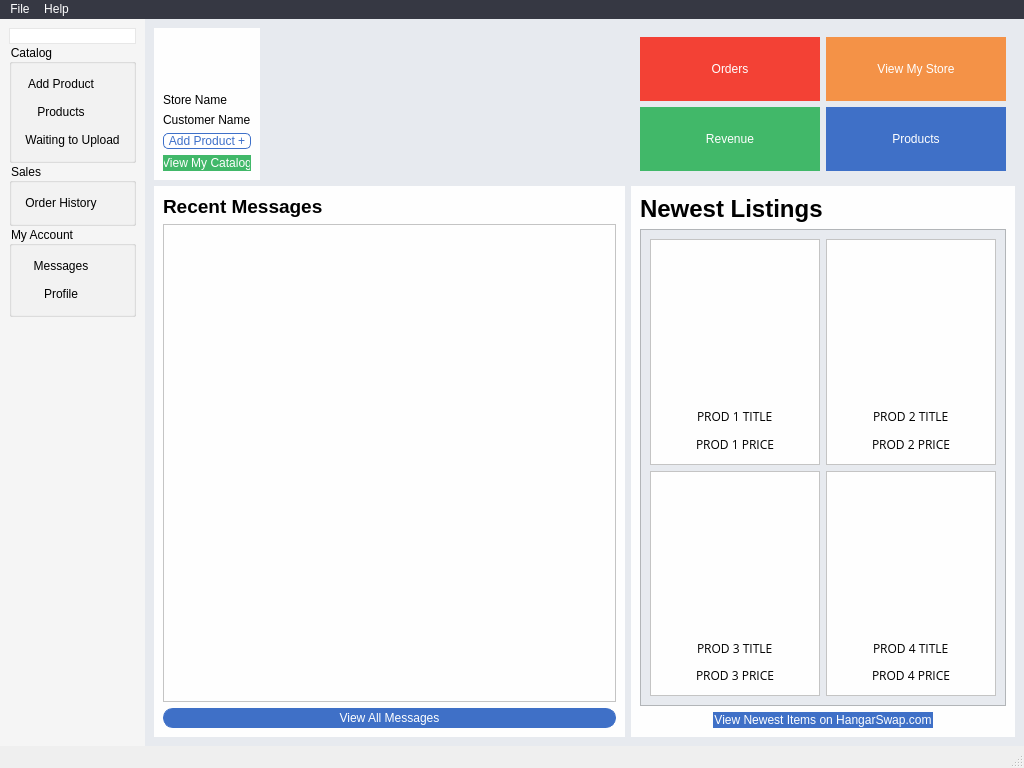
Before: the Qt Designer form ui_redesign/main_window_redesign.ui in jwfraustro/laughing-waddle, drawn with Qt 5.
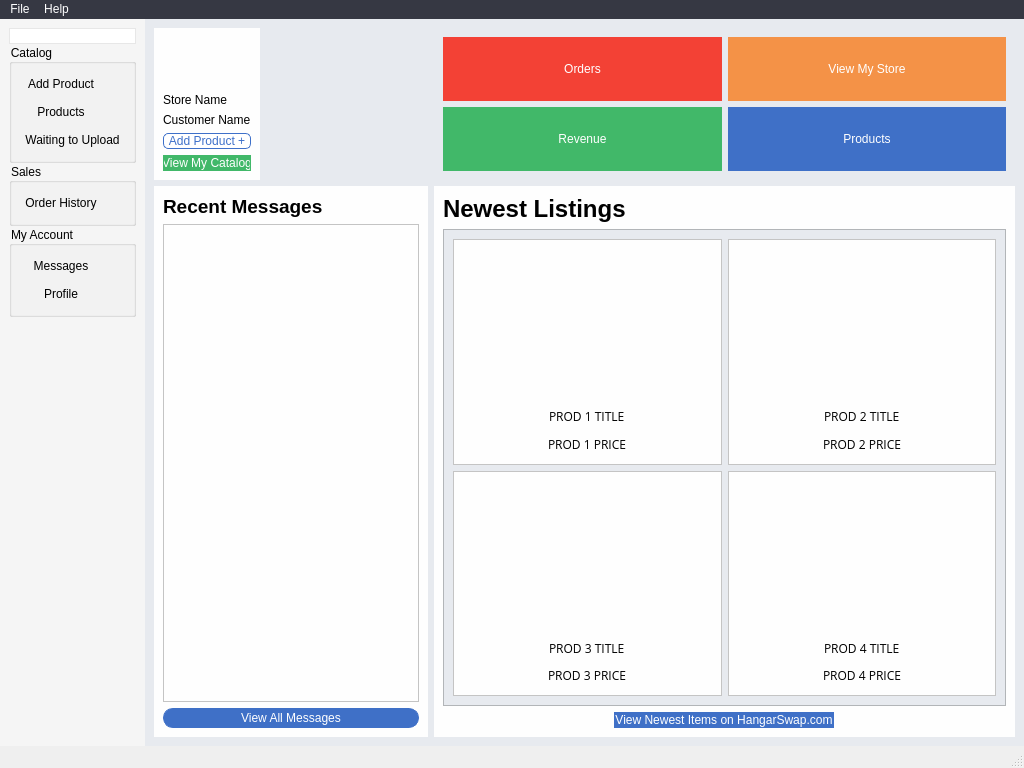
After: the same form once the commit is applied. Icons and pictures are not drawn.

Diff of the .ui file:
```diff
--- a/ui_redesign/main_window_redesign.ui
+++ b/ui_redesign/main_window_redesign.ui
@@ -1110,26 +1110,10 @@
           </layout>
          </widget>
         </item>
-        <item row="0" column="1">
-         <spacer name="horizontalSpacer_3">
-          <property name="orientation">
-           <enum>Qt::Horizontal</enum>
-          </property>
-          <property name="sizeType">
-           <enum>QSizePolicy::MinimumExpanding</enum>
-          </property>
-          <property name="sizeHint" stdset="0">
-           <size>
-            <width>40</width>
-            <height>20</height>
-           </size>
-          </property>
-         </spacer>
-        </item>
         <item row="1" column="0" colspan="2">
          <widget class="QFrame" name="frame_4">
           <property name="sizePolicy">
-           <sizepolicy hsizetype="MinimumExpanding" vsizetype="Preferred">
+           <sizepolicy hsizetype="Fixed" vsizetype="Preferred">
             <horstretch>0</horstretch>
             <verstretch>0</verstretch>
            </sizepolicy>
```
Left out of the diff: 4 changed lines with no effect on the pictures.
